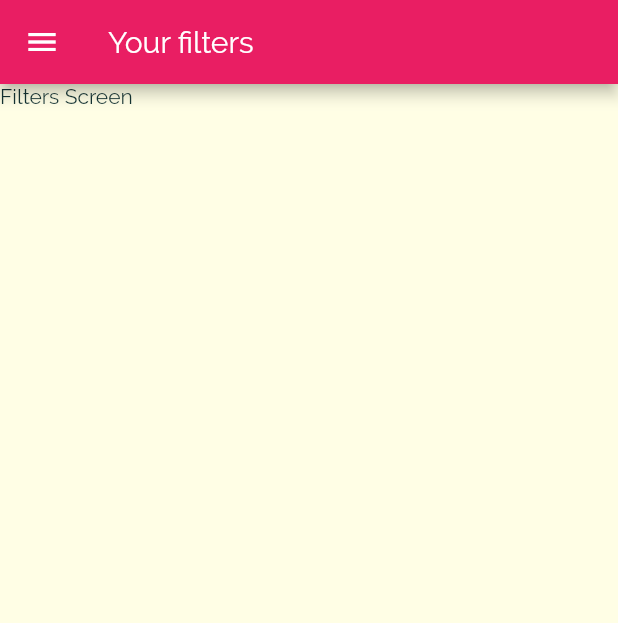
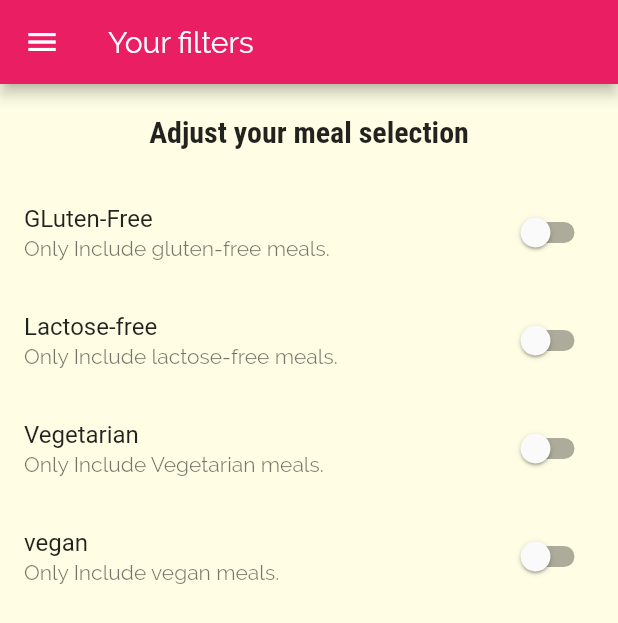
Before and after one commit to khalilpan/flutter_meals_app, a Flutter app: the FiltersScreen screen opened by its route, on a phone screen of 412 x 824 dp. Shown: the top 623 px of the screen. Run offline on Flutter 3.47's test engine with Material 2 defaults, Android fonts, the phone set to English and light mode, and no system bars.

Commit message:
adding items of filters screen

```diff
--- a/lib/screens/filters_screen.dart
+++ b/lib/screens/filters_screen.dart
@@ -1,10 +1,30 @@
 import 'package:flutter/material.dart';
 import 'package:meals_app/widgets/main_drawer.dart';
 
-class FiltersScreen extends StatelessWidget {
+class FiltersScreen extends StatefulWidget {
   const FiltersScreen({key}) : super(key: key);
 
   static const routename = '/filters';
+
+  @override
+  _FiltersScreenState createState() => _FiltersScreenState();
+}
+
+class _FiltersScreenState extends State<FiltersScreen> {
+  bool _gluteenFree = false;
+  bool _vegetarian = false;
+  bool _vegan = false;
+  bool _lactoseFree = false;
+
+  buildSwitchListTile(String title, String description, bool currentValue,
+      Function updateValue) {
+    return SwitchListTile(
+      value: currentValue,
+      onChanged: updateValue,
+      title: Text(title),
+      subtitle: Text(description),
+    );
+  }
 
   @override
   Widget build(BuildContext context) {
@@ -13,7 +33,47 @@ class FiltersScreen extends StatelessWidget {
         title: Text('Your filters'),
       ),
       drawer: MainDrawer(),
-      body: Text('Filters Screen'),
+      body: Column(
+        children: [
+          Container(
+            padding: EdgeInsets.all(20),
+            child: Text(
+              'Adjust your meal selection',
+              style: Theme.of(context).textTheme.title,
+            ),
+          ),
+          Expanded(
+              child: ListView(
+            children: [
+              buildSwitchListTile('GLuten-Free',
+                  'Only Include gluten-free meals.', _gluteenFree, (newValue) {
+                setState(() {
+                  _gluteenFree = newValue;
+                });
+              }),
+              buildSwitchListTile('Lactose-free',
+                  'Only Include lactose-free meals.', _lactoseFree, (newValue) {
+                setState(() {
+                  _lactoseFree = newValue;
+                });
+              }),
+              buildSwitchListTile(
+                  'Vegetarian', 'Only Include Vegetarian meals.', _vegetarian,
+                  (newValue) {
+                setState(() {
+                  _vegetarian = newValue;
+                });
+              }),
+              buildSwitchListTile('vegan', 'Only Include vegan meals.', _vegan,
+                  (newValue) {
+                setState(() {
+                  _vegan = newValue;
+                });
+              }),
+            ],
+          ))
+        ],
+      ),
     );
   }
 }
```
